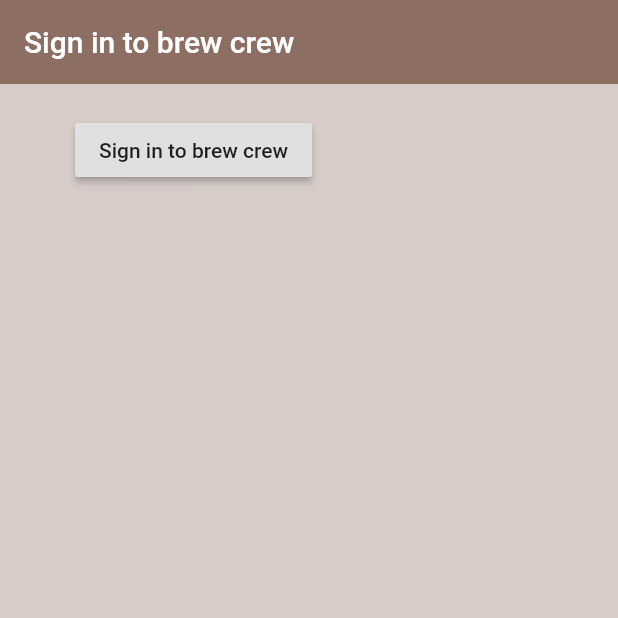
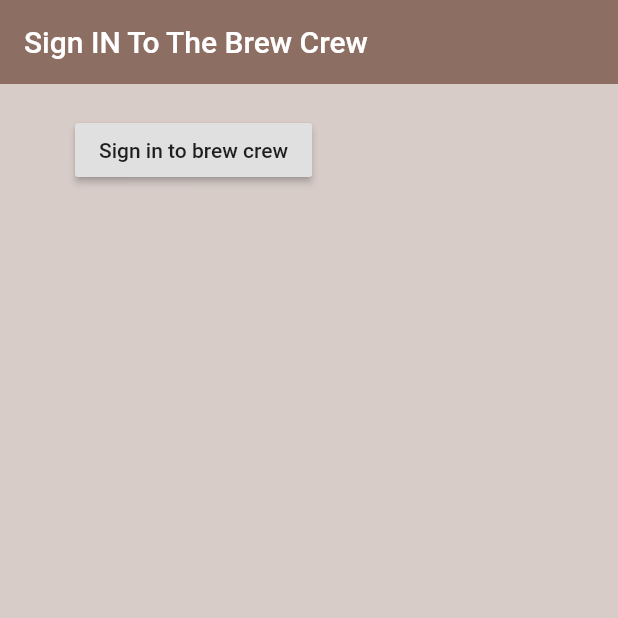
Before and after one commit to htoomgt/net_ninja_flutter_firebase_app_build, a Flutter app: the screen it shows after launch, on a phone screen of 412 x 824 dp, the top half of it. Run offline on Flutter 3.47's test engine with Material 2 defaults, Android fonts, the phone set to English and light mode, and no system bars; our stand-ins replace firebase_auth, firebase_core; accounts and stored records are empty.

Commit message:
lesson #7

```diff
--- a/lib/main.dart
+++ b/lib/main.dart
@@ -4,20 +4,39 @@ import 'package:flutter_firebase_app_build/screens/wrapper.dart';
 import 'package:firebase_core/firebase_core.dart';
 import 'package:flutter_firebase_app_build/screens/utils/loading.dart';
 
-Future<void> main() async {
+Future<void> main()async {
   WidgetsFlutterBinding.ensureInitialized();
-  await Firebase.initializeApp();
-  runApp(MyApp());
+  runApp(App());
 }
 
-class MyApp extends StatelessWidget {
+class App extends StatefulWidget {
+  const App({Key? key}) : super(key: key);
 
-  // This widget is the root of your application.
+
+  @override
+  _AppState createState() => _AppState();
+}
+
+class _AppState extends State<App> {
+  final Future<FirebaseApp> _initialization = Firebase.initializeApp();
+
   @override
   Widget build(BuildContext context) {
-    return MaterialApp(
-      title : "Brew Crew",
-      home : Wrapper(),
+    return FutureBuilder(
+      future : _initialization,
+      builder : (context, snapshot){
+        if(snapshot.hasError){
+          return Wrapper(pageName: "ERROR");
+        }
+
+        // Once complete, show your application
+        if (snapshot.connectionState == ConnectionState.done) {
+          return Wrapper(pageName: "WRAPPER");
+        }
+
+        return Wrapper(pageName : "LOADING");
+
+      }
     );
   }
 }
--- a/lib/screens/authenticate/sign_in.dart
+++ b/lib/screens/authenticate/sign_in.dart
@@ -13,14 +13,7 @@ class _SignInState extends State<SignIn> {
 
   @override
   Widget build(BuildContext context) {
-    return Scaffold(
-      backgroundColor: Colors.brown[100],
-      appBar: AppBar(
-        backgroundColor: Colors.brown[400],
-        elevation: 0.0,
-        title : Text('Sign in to brew crew'),
-      ),
-      body : Container(
+    return Container(
         padding : EdgeInsets.symmetric(vertical: 20.0, horizontal: 50.0),
         child : RaisedButton(
           child : Text('Sign in to brew crew'),
@@ -35,7 +28,6 @@ class _SignInState extends State<SignIn> {
             }
           },
         )
-      )
     );
   }
 }
--- /dev/null
+++ b/lib/screens/utils/error.dart
@@ -0,0 +1,15 @@
+import 'package:flutter/material.dart';
+
+class ErrorPage extends StatelessWidget {
+  const ErrorPage({
+    required this.strError,
+    Key? key}) : super(key: key);
+  final String strError;
+
+  @override
+  Widget build(BuildContext context) {
+    return Center(
+      child: Text(strError),
+    );
+  }
+}
--- a/lib/screens/wrapper.dart
+++ b/lib/screens/wrapper.dart
@@ -1,13 +1,77 @@
 import 'package:flutter/material.dart';
 import 'package:flutter_firebase_app_build/screens/authenticate/authenticate.dart';
 import 'package:flutter_firebase_app_build/screens/home/home.dart';
+import 'package:firebase_auth/firebase_auth.dart';
+import 'package:flutter_firebase_app_build/screens/utils/error.dart';
+import 'package:flutter_firebase_app_build/screens/utils/loading.dart';
 
-class Wrapper extends StatelessWidget {
-  const Wrapper({Key? key}) : super(key: key);
+class Wrapper extends StatefulWidget {
+    Wrapper({
+    required this.pageName,
+    Key? key}) : super(key: key);
+
+  String pageName;
+
+  @override
+  _WrapperState createState() => _WrapperState();
+}
+
+class _WrapperState extends State<Wrapper> {
+  User? authUser;
+
+
 
   @override
   Widget build(BuildContext context) {
-    // return either home or authenticate
-    return Authenticate();
+    return MaterialApp(
+      title : "Brew Crew",
+      home : Scaffold(
+        backgroundColor: Colors.brown[100],
+        appBar: AppBar(
+          backgroundColor: Colors.brown[400],
+          elevation: 0.0,
+          title: Text(getPageTitle(widget.pageName))
+        ),
+        body: LayoutBuilder(
+          builder: (context, constraints){
+            switch(widget.pageName){
+              case "ERROR":{
+                return ErrorPage(strError: "Firebase Initialization Error");
+              }break;
+
+              case "WRAPPER":{
+                return Authenticate();
+              }break;
+
+              case "LOADING":{
+                return Loading();
+              }break;
+              default:{
+                return Authenticate();
+              }
+
+            }
+          }
+        )
+      )
+    );
+  }
+
+  String getPageTitle(String pageName){
+    switch(pageName){
+      case "ERROR" : {
+        return "Error Page";
+      }break;
+      case "Wrapper" : {
+        return "Sign or home page";
+      }break;
+      case "ERROR" : {
+        return "Error Page";
+      }break;
+      default:{
+        return "Sign IN To The Brew Crew";
+      }
+    }
+
   }
 }
--- a/lib/services/auth.dart
+++ b/lib/services/auth.dart
@@ -9,6 +9,19 @@ class AuthService{
   AppUser? _userFromFirebaseUser(User user){
     return user !=null ? AppUser(uid: user.uid) : null ;
   }
+
+  // Auth change user stream
+  Stream<AppUser?> get user{
+    return _auth.authStateChanges()
+        .map((user) => _userFromFirebaseUser(user!));
+
+
+
+
+
+  }
+
+
 
 
   // sign in anno
```
Lines whose indentation alone changed are shown as unchanged.
